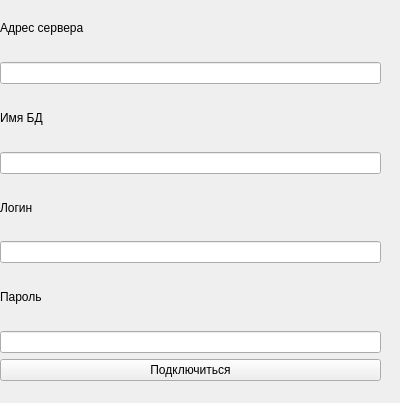
Before: the Qt Designer form src/ConnectionDialog.ui in teackot/veggieapp, drawn with Qt 5.
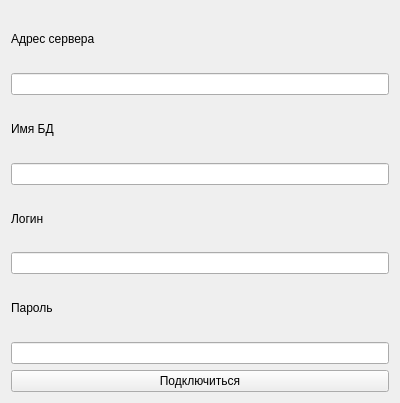
After: the same form once the commit is applied.

Commit message: Center the layout of ConnectDialog

What changed in the file:
```diff
--- a/src/ConnectionDialog.ui
+++ b/src/ConnectionDialog.ui
@@ -13,15 +13,8 @@
   <property name="windowTitle">
    <string>Form</string>
   </property>
-  <widget class="QWidget" name="layoutWidget">
-   <property name="geometry">
-    <rect>
-     <x>0</x>
-     <y>0</y>
-     <width>381</width>
-     <height>381</height>
-    </rect>
-   </property>
+  <layout class="QGridLayout" name="gridLayout">
+   <item row="0" column="0">
    <layout class="QVBoxLayout" name="verticalLayout">
     <item>
      <widget class="QLabel" name="label">
@@ -75,7 +68,8 @@
      </widget>
     </item>
    </layout>
-  </widget>
+   </item>
+  </layout>
  </widget>
  <resources/>
  <connections/>
```
Lines whose indentation alone changed are shown as unchanged.
